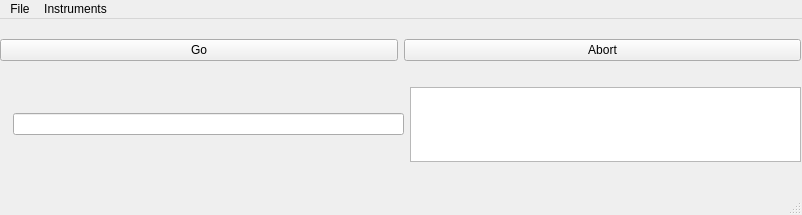
SchusterLab/slab, file slab/SlabWindow.ui: the form before one commit.
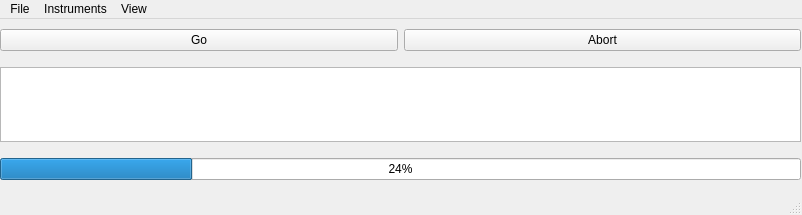
The form after the commit.

Commit message: Added status / progress functionality similar to msg Menu actions to hide/show msg_box & progressBar Fixed bug in automatic registration of doubleSpinBoxes

What changed in the file:
```diff
--- a/slab/SlabWindow.ui
+++ b/slab/SlabWindow.ui
@@ -20,7 +20,7 @@
       <x>0</x>
       <y>0</y>
       <width>801</width>
-      <height>163</height>
+      <height>173</height>
      </rect>
     </property>
     <layout class="QVBoxLayout" name="verticalLayout">
@@ -43,18 +43,6 @@
       </layout>
      </item>
      <item>
-      <layout class="QHBoxLayout" name="horizontalLayout">
-       <item>
-        <widget class="QLabel" name="label">
-         <property name="text">
-          <string/>
-         </property>
-        </widget>
-       </item>
-       <item>
-        <widget class="QLineEdit" name="cmd_lineEdit"/>
-       </item>
-       <item>
         <widget class="QTextBrowser" name="message_box">
          <property name="sizePolicy">
           <sizepolicy hsizetype="Expanding" vsizetype="Maximum">
@@ -82,7 +70,12 @@
          </property>
         </widget>
        </item>
-      </layout>
+     <item>
+      <widget class="QProgressBar" name="progressBar">
+       <property name="value">
+        <number>24</number>
+       </property>
+      </widget>
      </item>
     </layout>
    </widget>
@@ -115,8 +108,16 @@
      <string>Instruments</string>
     </property>
    </widget>
+   <widget class="QMenu" name="menuView">
+    <property name="title">
+     <string>View</string>
+    </property>
+    <addaction name="actionHide_Message_Box"/>
+    <addaction name="actionHide_Progress_Bar"/>
+   </widget>
    <addaction name="menuFile"/>
    <addaction name="menuInstruments"/>
+   <addaction name="menuView"/>
   </widget>
   <widget class="QStatusBar" name="statusbar"/>
   <action name="actionExperimental_Settings">
```
Left out of the diff: 51 changed lines with no effect on the pictures. Lines whose indentation alone changed are shown as unchanged. The commit also changes 4 other files.
